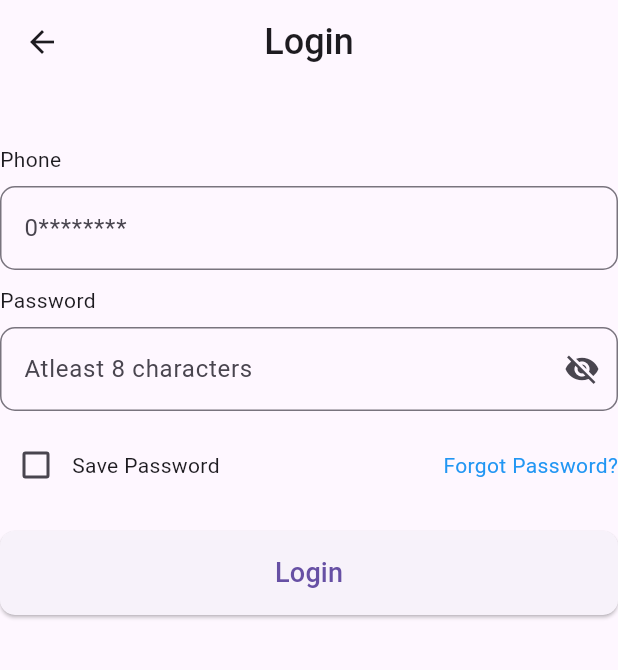
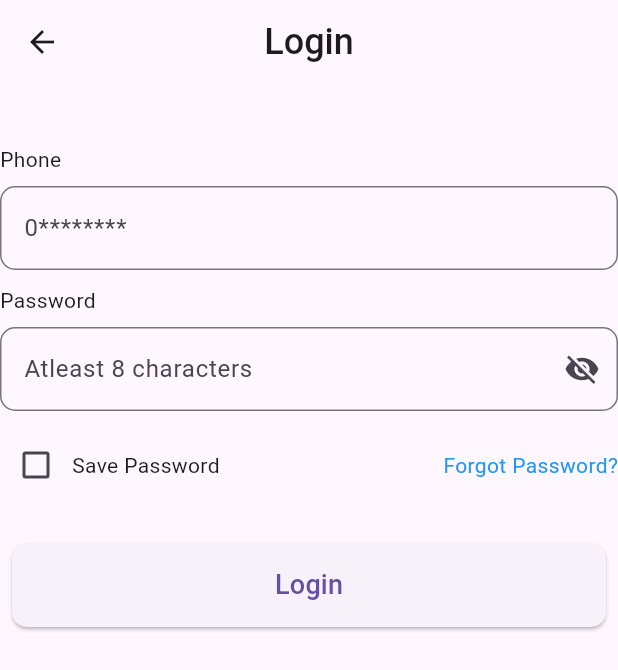
Before and after one commit to Samson-Songare/smart_water_app, a Flutter app: the screen it shows after launch, after a tap on "Start Tracking", on a phone screen of 412 x 824 dp. Shown: the top 670 px of the screen. Run offline on Flutter 3.47's test engine with Material 3 defaults, Android fonts, the phone set to English and light mode, and no system bars; our stand-ins replace pin_code_text_field, simple_circular_progress_bar.

Commit message:
added some padding to the login button

```diff
--- a/lib/pages/login_page.dart
+++ b/lib/pages/login_page.dart
@@ -100,7 +100,9 @@ class _LoginPageState extends State<LoginPage> {
               ],
             ),
             const SizedBox(height: 20.0),
-            ElevatedButton(
+            Padding(
+              padding: const EdgeInsets.all(8.0),
+              child: ElevatedButton(
                   onPressed: () {
                     //TODO: login logic here
                     Navigator.of(context).pushReplacement(MaterialPageRoute(
@@ -115,8 +117,8 @@ class _LoginPageState extends State<LoginPage> {
                     ),
                   ),
                   child: Container(
-                  padding:
-                      const EdgeInsets.symmetric(vertical: 15, horizontal: 20),
+                    padding: const EdgeInsets.symmetric(
+                        vertical: 15, horizontal: 20),
                     child: Text(
                       "Login",
                       style: const TextStyle(
@@ -125,6 +127,7 @@ class _LoginPageState extends State<LoginPage> {
                       ),
                     ),
                   )),
+            ),
           ],
         ),
       ),
```
Lines whose indentation alone changed are shown as unchanged.
